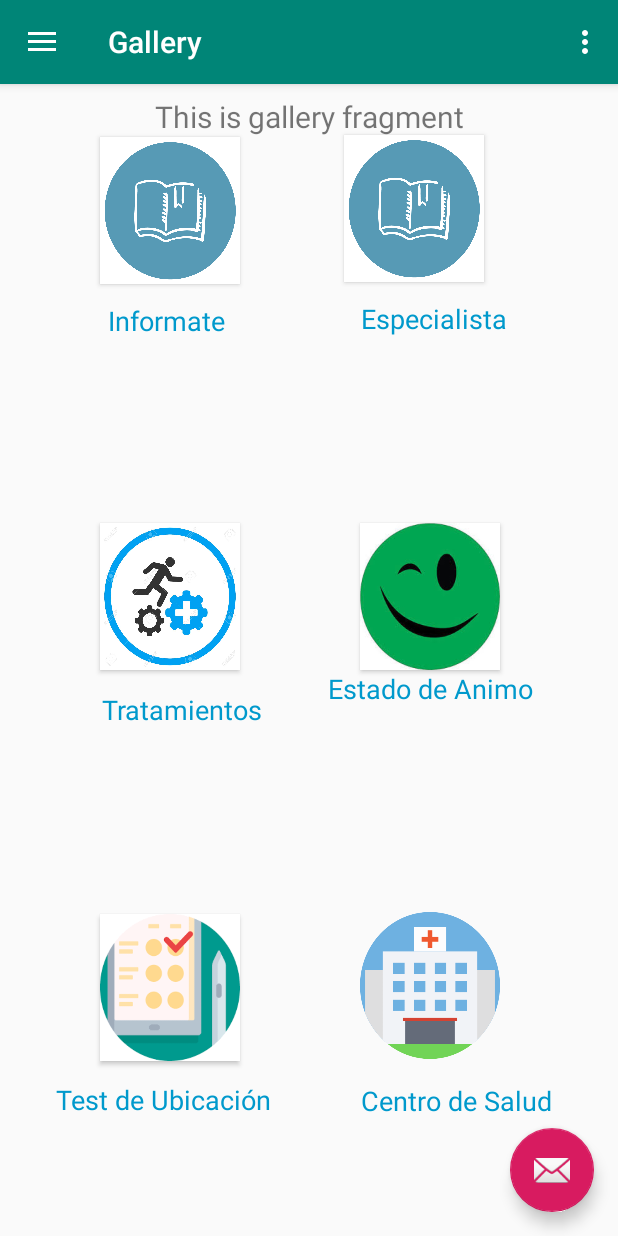
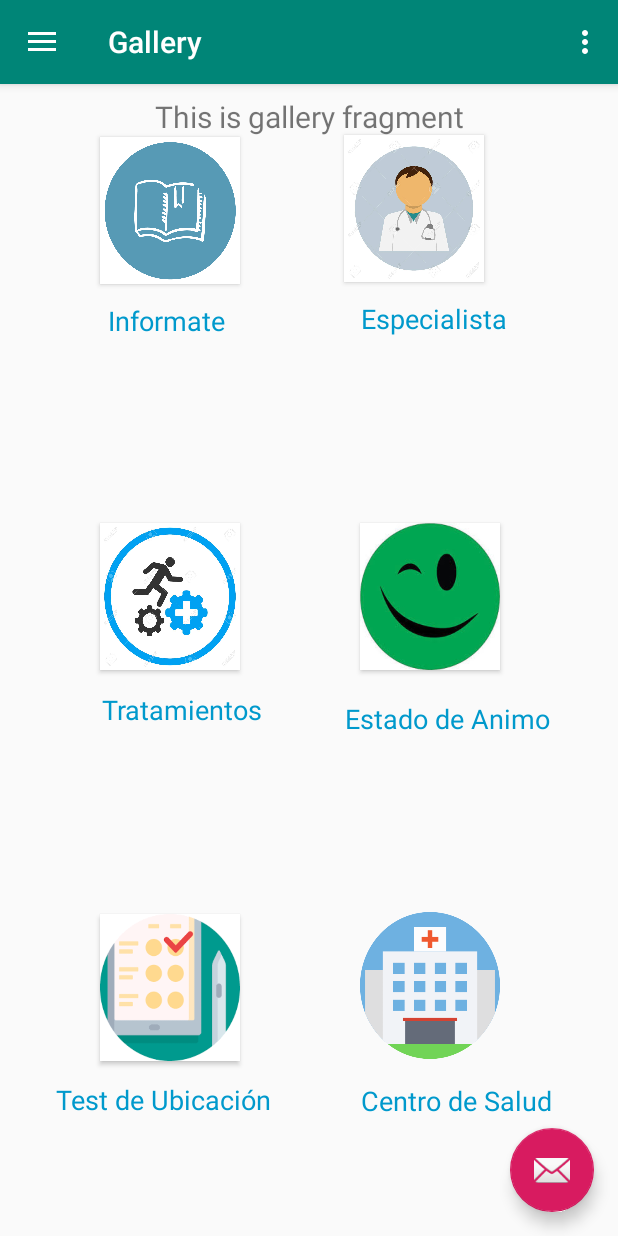
Before and after one commit to Davidhdezn/FreniaCare, an Android app: the NaviDrawer screen opened directly, with no data from a screen before it, in the side drawer, after a tap on "¿Te gusto la aplicación?", on a phone screen of 412 x 824 dp. Run offline under Robolectric (Android 15) with nearby library versions, the phone set to English and light mode, and no system bars; our stand-ins replace navigation-ui.

```diff
--- a/app/src/main/java/davidhdezn/app/freniacare/InicialApp/Cargando.java
+++ b/app/src/main/java/davidhdezn/app/freniacare/InicialApp/Cargando.java
@@ -14,7 +14,7 @@ import android.widget.ProgressBar;
 import java.util.Timer;
 import java.util.TimerTask;
 
-import davidhdezn.app.freniacare.NavigationDrawer;
+import davidhdezn.app.freniacare.NaviDrawer;
 import davidhdezn.app.freniacare.R;
 
 public class Cargando extends AppCompatActivity {
@@ -53,7 +53,7 @@ Timer timer;
         timer.schedule(new TimerTask() {
             @Override
             public void run() {
-                Intent intent = new Intent(Cargando.this, NavigationDrawer.class);
+                Intent intent = new Intent(Cargando.this, NaviDrawer.class);
                 startActivity(intent);
                 finish();
             }
--- a/app/src/main/java/davidhdezn/app/freniacare/NavigationDrawer.java
+++ b/app/src/main/java/davidhdezn/app/freniacare/NaviDrawer.java
@@ -1,14 +1,16 @@
 package davidhdezn.app.freniacare;
 
-import android.graphics.Color;
-import android.graphics.drawable.ColorDrawable;
+import android.Manifest;
+import android.content.pm.PackageManager;
 import android.os.Bundle;
 
 import com.google.android.material.floatingactionbutton.FloatingActionButton;
 import com.google.android.material.snackbar.Snackbar;
 
+import android.telephony.SmsManager;
 import android.view.View;
 
+import androidx.core.app.ActivityCompat;
 import androidx.navigation.NavController;
 import androidx.navigation.Navigation;
 import androidx.navigation.ui.AppBarConfiguration;
@@ -22,26 +24,53 @@ import androidx.appcompat.app.AppCompatActivity;
 import androidx.appcompat.widget.Toolbar;
 
 import android.view.Menu;
-import android.view.Window;
+import android.widget.Button;
+import android.widget.Toast;
 
-public class NavigationDrawer extends AppCompatActivity {
+public class NaviDrawer extends AppCompatActivity {
 
     private AppBarConfiguration mAppBarConfiguration;
-Window window;
+
     @Override
     protected void onCreate(Bundle savedInstanceState) {
         super.onCreate(savedInstanceState);
-        setContentView(R.layout.activity_navigation_drawer);
+        setContentView(R.layout.activity_navi_drawer);
         Toolbar toolbar = findViewById(R.id.toolbar);
+        setSupportActionBar(toolbar);
 
-        this.window = getWindow();
-        String primaryDark = "#5c007a";
-        String primary = "#8e24aa";
-        window.setStatusBarColor(Color.parseColor(primaryDark));
-        getSupportActionBar().setBackgroundDrawable(new ColorDrawable(Color.parseColor(primary)));
-        window.setNavigationBarColor(Color.parseColor(primary));
+        /**
+        Button Enviar;
+        Enviar = (Button) findViewById(R.id.enviar);
 
-        setSupportActionBar(toolbar);
+
+        if(ActivityCompat.checkSelfPermission(
+                NaviDrawer.this, Manifest.permission.SEND_SMS)
+                != PackageManager.PERMISSION_GRANTED&& ActivityCompat.checkSelfPermission(
+                NaviDrawer.this,Manifest
+                        .permission.SEND_SMS)!= PackageManager.PERMISSION_GRANTED){
+            ActivityCompat.requestPermissions(NaviDrawer.this,new String[]
+                    { Manifest.permission.SEND_SMS,},1000);
+        }else{
+        };
+        Enviar.setOnClickListener(new View.OnClickListener() {
+            public void onClick(View v) {
+                enviarMensaje("2461847491","Hola!! Prueba Frenia-Care");
+            }
+        });
+    }
+    private void enviarMensaje (String numero, String mensaje){
+        try {
+            SmsManager sms = SmsManager.getDefault();
+            sms.sendTextMessage(numero,null,mensaje,null,null);
+            Toast.makeText(getApplicationContext(), "Mensaje Enviado.", Toast.LENGTH_LONG).show();
+        }
+        catch (Exception e) {
+            Toast.makeText(getApplicationContext(), "Mensaje no enviado, datos incorrectos.", Toast.LENGTH_LONG).show();
+            e.printStackTrace();
+        }
+        **/
+
+
         FloatingActionButton fab = findViewById(R.id.fab);
         fab.setOnClickListener(new View.OnClickListener() {
             @Override
@@ -50,6 +79,8 @@ Window window;
                         .setAction("Action", null).show();
             }
         });
+
+
         DrawerLayout drawer = findViewById(R.id.drawer_layout);
         NavigationView navigationView = findViewById(R.id.nav_view);
         // Passing each menu ID as a set of Ids because each
@@ -67,7 +98,7 @@ Window window;
     @Override
     public boolean onCreateOptionsMenu(Menu menu) {
         // Inflate the menu; this adds items to the action bar if it is present.
-        getMenuInflater().inflate(R.menu.navigation_drawer, menu);
+        getMenuInflater().inflate(R.menu.navi_drawer, menu);
         return true;
     }
 
--- a/app/src/main/java/davidhdezn/app/freniacare/ui/home/HomeFragment.java
+++ b/app/src/main/java/davidhdezn/app/freniacare/ui/home/HomeFragment.java
@@ -23,13 +23,15 @@ public class HomeFragment extends Fragment {
         homeViewModel =
                 ViewModelProviders.of(this).get(HomeViewModel.class);
         View root = inflater.inflate(R.layout.fragment_home, container, false);
+
+       /**
         final TextView textView = root.findViewById(R.id.text_home);
         homeViewModel.getText().observe(this, new Observer<String>() {
             @Override
             public void onChanged(@Nullable String s) {
                 textView.setText(s);
             }
-        });
+        });**/
         return root;
     }
 }
--- a/app/src/main/res/layout/activity_navigation_drawer.xml
+++ b/app/src/main/res/layout/activity_navi_drawer.xml
@@ -9,7 +9,7 @@
     tools:openDrawer="start">
 
     <include
-        layout="@layout/app_bar_navigation_drawer"
+        layout="@layout/app_bar_navi_drawer"
         android:layout_width="match_parent"
         android:layout_height="match_parent" />
 
@@ -19,7 +19,7 @@
         android:layout_height="match_parent"
         android:layout_gravity="start"
         android:fitsSystemWindows="true"
-        app:headerLayout="@layout/nav_header_navigation_drawer"
-        app:menu="@menu/activity_navigation_drawer_drawer" />
+        app:headerLayout="@layout/nav_header_navi_drawer"
+        app:menu="@menu/activity_navi_drawer_drawer" />
 
 </androidx.drawerlayout.widget.DrawerLayout>
--- a/app/src/main/res/layout/app_bar_navigation_drawer.xml
+++ b/app/src/main/res/layout/app_bar_navi_drawer.xml
@@ -4,7 +4,7 @@
     xmlns:tools="http://schemas.android.com/tools"
     android:layout_width="match_parent"
     android:layout_height="match_parent"
-    tools:context=".NavigationDrawer">
+    tools:context=".NaviDrawer">
 
     <com.google.android.material.appbar.AppBarLayout
         android:layout_width="match_parent"
@@ -20,7 +20,7 @@
 
     </com.google.android.material.appbar.AppBarLayout>
 
-    <include layout="@layout/content_navigation_drawer" />
+    <include layout="@layout/content_navi_drawer" />
 
     <com.google.android.material.floatingactionbutton.FloatingActionButton
         android:id="@+id/fab"
--- a/app/src/main/res/layout/content_navigation_drawer.xml
+++ b/app/src/main/res/layout/content_navi_drawer.xml
@@ -5,7 +5,8 @@
     android:layout_width="match_parent"
     android:layout_height="match_parent"
     app:layout_behavior="@string/appbar_scrolling_view_behavior"
-    tools:showIn="@layout/activity_navigation_drawer">
+    tools:showIn="@layout/activity_navi_drawer">
+
 
     <fragment
         android:id="@+id/nav_host_fragment"
@@ -13,11 +14,11 @@
         android:layout_width="match_parent"
         android:layout_height="match_parent"
         app:defaultNavHost="true"
+        app:layout_constraintHorizontal_bias="1.0"
         app:layout_constraintLeft_toLeftOf="parent"
         app:layout_constraintRight_toRightOf="parent"
         app:layout_constraintTop_toTopOf="parent"
         app:navGraph="@navigation/mobile_navigation" />
-
 
     <Button
         android:id="@+id/btnInformate"
@@ -55,7 +56,7 @@
         style="@style/shape"
         android:layout_width="93dp"
         android:layout_height="98dp"
-        android:background="@drawable/inform"
+        android:background="@drawable/especialista"
         android:text=""
         android:textAlignment="gravity"
         android:textSize="18sp"
@@ -139,10 +140,10 @@
         android:textSize="18sp"
         app:layout_constraintBottom_toBottomOf="parent"
         app:layout_constraintEnd_toEndOf="parent"
-        app:layout_constraintHorizontal_bias="0.81"
+        app:layout_constraintHorizontal_bias="0.851"
         app:layout_constraintStart_toStartOf="parent"
         app:layout_constraintTop_toBottomOf="@+id/btnEstadodeAnimo"
-        app:layout_constraintVertical_bias="0.0" />
+        app:layout_constraintVertical_bias="0.058" />
 
     <Button
         android:id="@+id/btnTestUbicación"
@@ -203,4 +204,6 @@
         app:layout_constraintStart_toStartOf="parent"
         app:layout_constraintTop_toBottomOf="@+id/btnCentrodeSalud"
         app:layout_constraintVertical_bias="0.175" />
+
+
 </androidx.constraintlayout.widget.ConstraintLayout>
--- a/app/src/main/res/values/strings.xml
+++ b/app/src/main/res/values/strings.xml
@@ -14,6 +14,7 @@
     <string name="menu_tools">Tools</string>
     <string name="menu_share">Share</string>
     <string name="menu_send">Send</string>
+    <string name="title_activity_navi_drawer">NaviDrawer</string>
 
     <!-- TODO: Remove or change this placeholder text -->
 </resources>
```
Also changed, not shown: app/src/main/AndroidManifest.xml (+8 -3 lines), app/src/main/res/layout/fragment_home.xml (+1 -15 lines), app/src/main/res/drawable/especialista.jpg (added), app/src/main/res/layout/nav_header_navi_drawer.xml (renamed from app/src/main/res/layout/nav_header_navigation_drawer.xml), app/src/main/res/menu/activity_navi_drawer_drawer.xml (renamed from app/src/main/res/menu/activity_navigation_drawer_drawer.xml), app/src/main/res/menu/navi_drawer.xml (renamed from app/src/main/res/menu/navigation_drawer.xml).
